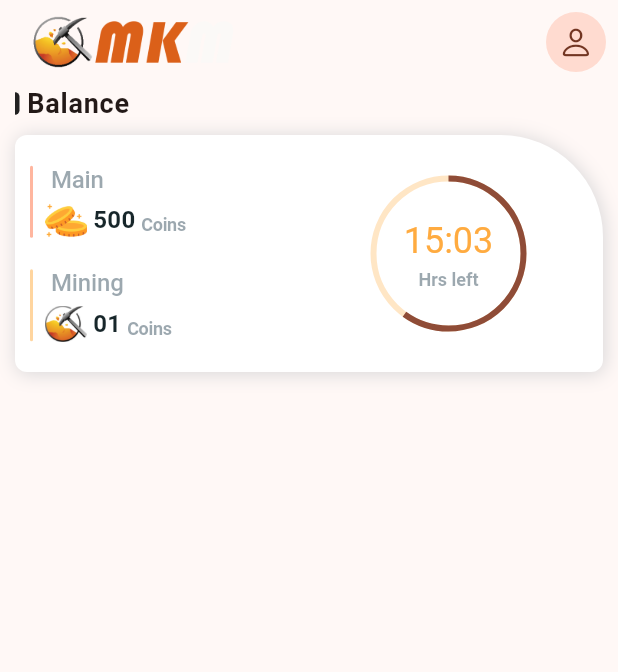
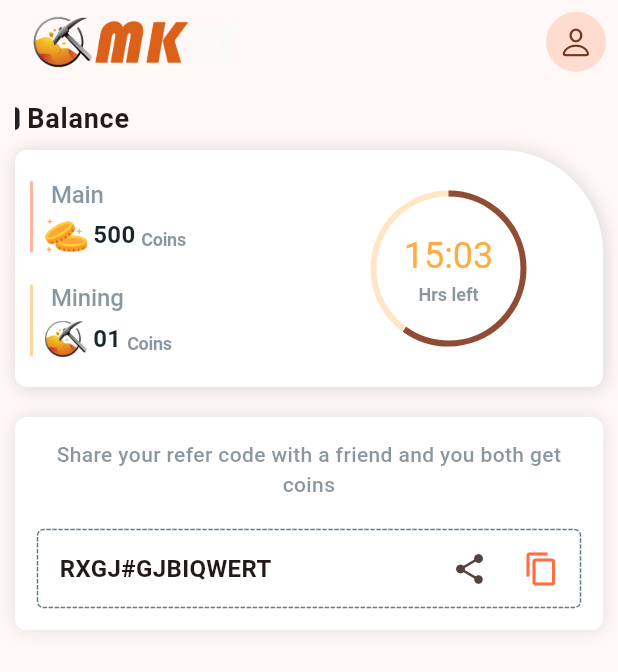
Before and after one commit to soton371/mk_mining, a Flutter app: the HomeScreen screen opened directly, on a phone screen of 412 x 824 dp. Shown: the top 672 px of the screen. Run offline on Flutter 3.47's test engine with Material 2 defaults, Android fonts, the phone set to English and light mode, and no system bars; drawn by our look-alikes of dotted_border.

Commit message:
refer_code

```diff
--- a/lib/configs/colors.dart
+++ b/lib/configs/colors.dart
@@ -7,7 +7,6 @@ class AppColors {
   static const Color systemGrey3 = CupertinoColors.systemGrey3;
   static const Color black = Colors.black87;
   static const Color white = Colors.white;
-  // static const Color amber = Colors.amber;
   static const Color grey = Color(0xFF3A5160);
   static const Color darkerText = Color(0xFF17262A);
   static const Color nearlySeed = Colors.orangeAccent;
--- a/lib/views/auth/forgot_password_scr.dart
+++ b/lib/views/auth/forgot_password_scr.dart
@@ -1,4 +1,3 @@
-import 'dart:ui';
 
 import 'package:flutter/cupertino.dart';
 import 'package:flutter/material.dart';
--- a/lib/views/auth/otp_scr.dart
+++ b/lib/views/auth/otp_scr.dart
@@ -1,4 +1,3 @@
-import 'dart:ui';
 
 import 'package:flutter/cupertino.dart';
 import 'package:flutter/material.dart';
--- a/lib/views/auth/sign_in_scr.dart
+++ b/lib/views/auth/sign_in_scr.dart
@@ -1,4 +1,3 @@
-import 'dart:ui';
 
 import 'package:flutter/cupertino.dart';
 import 'package:flutter/material.dart';
@@ -14,8 +13,7 @@ class SignInScreen extends StatelessWidget {
   @override
   Widget build(BuildContext context) {
     return Scaffold(
-      body: SafeArea(
-        child: Container(
+      body: Container(
         height: double.maxFinite,
         width: double.maxFinite,
         decoration: const BoxDecoration(
@@ -144,7 +142,6 @@ class SignInScreen extends StatelessWidget {
           ),
         ),
       ),
-      ),
     );
   }
 }
--- a/lib/views/auth/sign_up_scr.dart
+++ b/lib/views/auth/sign_up_scr.dart
@@ -1,4 +1,3 @@
-import 'dart:ui';
 
 import 'package:flutter/cupertino.dart';
 import 'package:flutter/material.dart';
--- a/lib/views/home/components/balance.dart
+++ b/lib/views/home/components/balance.dart
@@ -81,7 +81,7 @@ class Balance extends StatelessWidget {
                                       fontWeight: FontWeight.w500,
                                       fontSize: 16,
                                       letterSpacing: -0.1,
-                                      color: AppColors.grey.withOpacity(0.5),
+                                      color: AppColors.grey.withOpacity(0.6),
                                     ),
                                   ),
                                 ),
@@ -119,7 +119,7 @@ class Balance extends StatelessWidget {
                                           fontSize: 12,
                                           letterSpacing: -0.2,
                                           color:
-                                              AppColors.grey.withOpacity(0.5),
+                                              AppColors.grey.withOpacity(0.6),
                                         ),
                                       ),
                                     ),
@@ -160,7 +160,7 @@ class Balance extends StatelessWidget {
                                       fontWeight: FontWeight.w500,
                                       fontSize: 16,
                                       letterSpacing: -0.1,
-                                      color: AppColors.grey.withOpacity(0.5),
+                                      color: AppColors.grey.withOpacity(0.6),
                                     ),
                                   ),
                                 ),
@@ -198,7 +198,7 @@ class Balance extends StatelessWidget {
                                           fontSize: 12,
                                           letterSpacing: -0.2,
                                           color:
-                                              AppColors.grey.withOpacity(0.5),
+                                              AppColors.grey.withOpacity(0.6),
                                         ),
                                       ),
                                     ),
@@ -246,7 +246,7 @@ class Balance extends StatelessWidget {
                                     fontWeight: FontWeight.bold,
                                     fontSize: 12,
                                     letterSpacing: 0.0,
-                                    color: AppColors.grey.withOpacity(0.5),
+                                    color: AppColors.grey.withOpacity(0.6),
                                   ),
                                 ),
                               ],
--- /dev/null
+++ b/lib/views/home/components/refer_code.dart
@@ -0,0 +1,59 @@
+import 'package:dotted_border/dotted_border.dart';
+import 'package:flutter/material.dart';
+import 'package:mk_mining/configs/colors.dart';
+import 'package:mk_mining/configs/sizes.dart';
+
+class ReferCode extends StatelessWidget {
+  const ReferCode({super.key});
+
+  @override
+  Widget build(BuildContext context) {
+    return Container(
+      padding: const EdgeInsets.all(AppSizes.bodyPadding * 1.5),
+      decoration: BoxDecoration(
+        color: AppColors.white,
+        borderRadius: BorderRadius.circular(AppSizes.radius),
+        boxShadow: <BoxShadow>[
+          BoxShadow(
+              color: AppColors.hint.withOpacity(0.2),
+              blurRadius: 10.0),
+        ],
+      ),
+      child: Column(
+        children: [
+          Text(
+            "Share your refer code with a friend and you both get coins\n",
+            textAlign: TextAlign.center,
+            style: TextStyle(
+                color: AppColors.grey.withOpacity(0.6),
+                fontWeight: FontWeight.w500),
+          ),
+          DottedBorder(
+              color: AppColors.hint,
+              borderType: BorderType.RRect,
+              radius: const Radius.circular(AppSizes.radius / 2),
+              child: Row(
+                children: [
+                  const Text(
+                    "   RXGJ#GJBIQWERT",
+                    style: TextStyle(fontWeight: FontWeight.bold, fontSize: 16),
+                  ),
+                  const Spacer(),
+                  IconButton(
+                    onPressed: () {},
+                    icon: const Icon(Icons.share),
+                  ),
+                  IconButton(
+                    onPressed: () {},
+                    icon: const Icon(
+                      Icons.copy,
+                      color: AppColors.seed,
+                    ),
+                  ),
+                ],
+              ))
+        ],
+      ),
+    );
+  }
+}
--- a/lib/views/home/home.dart
+++ b/lib/views/home/home.dart
@@ -2,6 +2,7 @@ import 'package:flutter/cupertino.dart';
 import 'package:flutter/material.dart';
 import 'package:mk_mining/configs/sizes.dart';
 import 'package:mk_mining/views/home/components/balance.dart';
+import 'package:mk_mining/views/home/components/refer_code.dart';
 
 class HomeScreen extends StatefulWidget {
   const HomeScreen({super.key});
@@ -56,7 +57,10 @@ class _HomeScreenState extends State<HomeScreen> {
         padding: EdgeInsets.symmetric(horizontal: AppSizes.bodyPadding),
         child: Column(
           children: [
+            SizedBox(height: AppSizes.bodyPadding,),
             Balance(),
+            SizedBox(height: AppSizes.bodyPadding * 2,),
+            ReferCode(),
           ],
         ),
       ),
--- a/pubspec.yaml
+++ b/pubspec.yaml
@@ -35,6 +35,7 @@ dependencies:
   # The following adds the Cupertino Icons font to your application.
   # Use with the CupertinoIcons class for iOS style icons.
   cupertino_icons: ^1.0.2
+  dotted_border: ^2.1.0
 
 dev_dependencies:
   flutter_test:
```
Also changed, not shown: pubspec.lock. Lines whose indentation alone changed are shown as unchanged.
